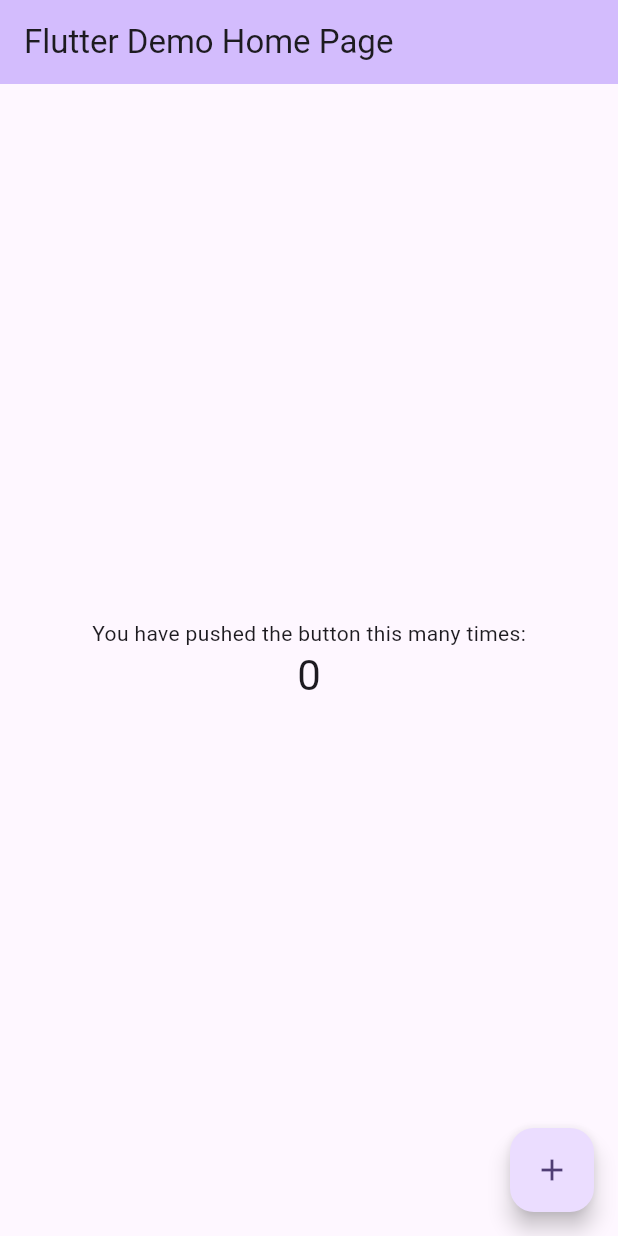
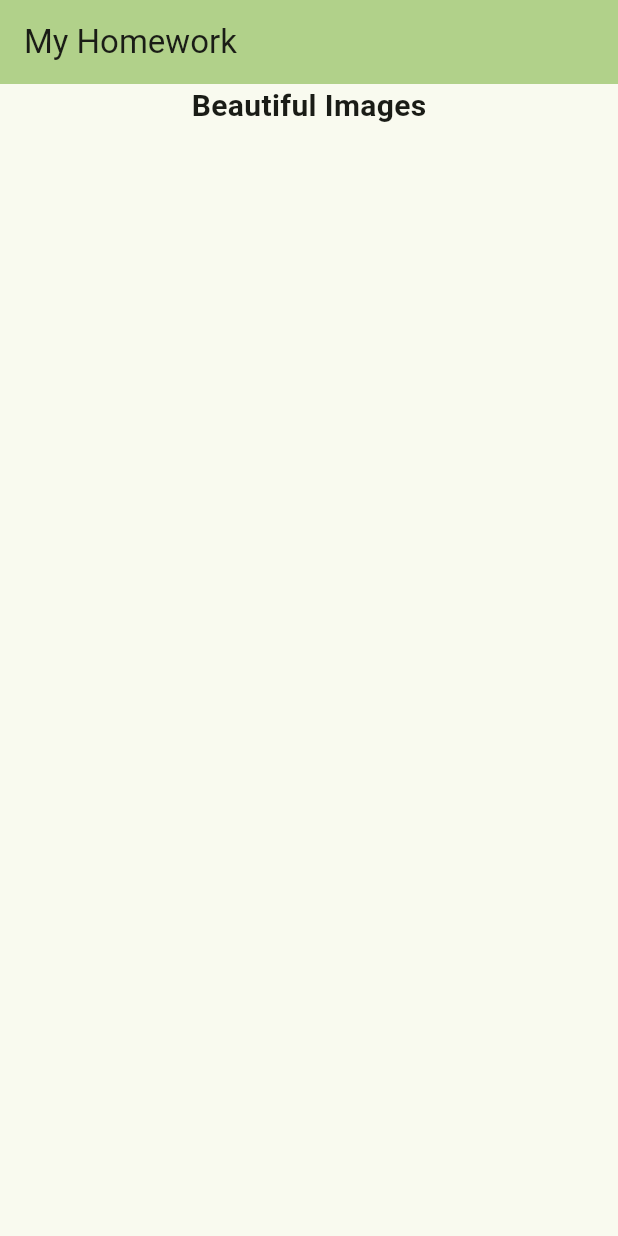
Before and after one commit to Spartakm67/flutter_home_work5, a Flutter app: the screen it shows after launch, on a phone screen of 412 x 824 dp. Run offline on Flutter 3.47's test engine with Material 3 defaults, Android fonts, the phone set to English and light mode, and no system bars.

Commit message:
AppBar added

```diff
--- a/lib/main.dart
+++ b/lib/main.dart
@@ -7,118 +7,42 @@ void main() {
 class MyApp extends StatelessWidget {
   const MyApp({super.key});
 
-  // This widget is the root of your application.
   @override
   Widget build(BuildContext context) {
     return MaterialApp(
-      title: 'Flutter Demo',
+      title: 'My Homework 5',
       theme: ThemeData(
-        // This is the theme of your application.
-        //
-        // TRY THIS: Try running your application with "flutter run". You'll see
-        // the application has a purple toolbar. Then, without quitting the app,
-        // try changing the seedColor in the colorScheme below to Colors.green
-        // and then invoke "hot reload" (save your changes or press the "hot
-        // reload" button in a Flutter-supported IDE, or press "r" if you used
-        // the command line to start the app).
-        //
-        // Notice that the counter didn't reset back to zero; the application
-        // state is not lost during the reload. To reset the state, use hot
-        // restart instead.
-        //
-        // This works for code too, not just values: Most code changes can be
-        // tested with just a hot reload.
-        colorScheme: ColorScheme.fromSeed(seedColor: Colors.deepPurple),
+        colorScheme: ColorScheme.fromSeed(seedColor: Colors.lightGreenAccent),
         useMaterial3: true,
       ),
-      home: const MyHomePage(title: 'Flutter Demo Home Page'),
+      home: const MyHomePage(),
     );
   }
 }
 
-class MyHomePage extends StatefulWidget {
-  const MyHomePage({super.key, required this.title});
-
-  // This widget is the home page of your application. It is stateful, meaning
-  // that it has a State object (defined below) that contains fields that affect
-  // how it looks.
-
-  // This class is the configuration for the state. It holds the values (in this
-  // case the title) provided by the parent (in this case the App widget) and
-  // used by the build method of the State. Fields in a Widget subclass are
-  // always marked "final".
-
-  final String title;
-
-  @override
-  State<MyHomePage> createState() => _MyHomePageState();
-}
-
-class _MyHomePageState extends State<MyHomePage> {
-  int _counter = 0;
-
-  void _incrementCounter() {
-    setState(() {
-      // This call to setState tells the Flutter framework that something has
-      // changed in this State, which causes it to rerun the build method below
-      // so that the display can reflect the updated values. If we changed
-      // _counter without calling setState(), then the build method would not be
-      // called again, and so nothing would appear to happen.
-      _counter++;
-    });
-  }
+class MyHomePage extends StatelessWidget {
+  const MyHomePage({super.key});
 
   @override
   Widget build(BuildContext context) {
-    // This method is rerun every time setState is called, for instance as done
-    // by the _incrementCounter method above.
-    //
-    // The Flutter framework has been optimized to make rerunning build methods
-    // fast, so that you can just rebuild anything that needs updating rather
-    // than having to individually change instances of widgets.
-    return Scaffold(
+      return Scaffold(
       appBar: AppBar(
-        // TRY THIS: Try changing the color here to a specific color (to
-        // Colors.amber, perhaps?) and trigger a hot reload to see the AppBar
-        // change color while the other colors stay the same.
         backgroundColor: Theme.of(context).colorScheme.inversePrimary,
-        // Here we take the value from the MyHomePage object that was created by
-        // the App.build method, and use it to set our appbar title.
-        title: Text(widget.title),
-      ),
-      body: Center(
-        // Center is a layout widget. It takes a single child and positions it
-        // in the middle of the parent.
+        title: const Text('My Homework'),
+        ),
+      body: const Center(
         child: Column(
-          // Column is also a layout widget. It takes a list of children and
-          // arranges them vertically. By default, it sizes itself to fit its
-          // children horizontally, and tries to be as tall as its parent.
-          //
-          // Column has various properties to control how it sizes itself and
-          // how it positions its children. Here we use mainAxisAlignment to
-          // center the children vertically; the main axis here is the vertical
-          // axis because Columns are vertical (the cross axis would be
-          // horizontal).
-          //
-          // TRY THIS: Invoke "debug painting" (choose the "Toggle Debug Paint"
-          // action in the IDE, or press "p" in the console), to see the
-          // wireframe for each widget.
-          mainAxisAlignment: MainAxisAlignment.center,
+          // mainAxisAlignment: MainAxisAlignment.center,
           children: <Widget>[
-            const Text(
-              'You have pushed the button this many times:',
-            ),
             Text(
-              '$_counter',
-              style: Theme.of(context).textTheme.headlineMedium,
+              'Beautiful Images',
+              style: TextStyle(
+                  fontSize: 20,
+                  fontWeight: FontWeight.bold,
+              ),
             ),
           ],
         ),
-      ),
-      floatingActionButton: FloatingActionButton(
-        onPressed: _incrementCounter,
-        tooltip: 'Increment',
-        child: const Icon(Icons.add),
       ), // This trailing comma makes auto-formatting nicer for build methods.
     );
   }
```
